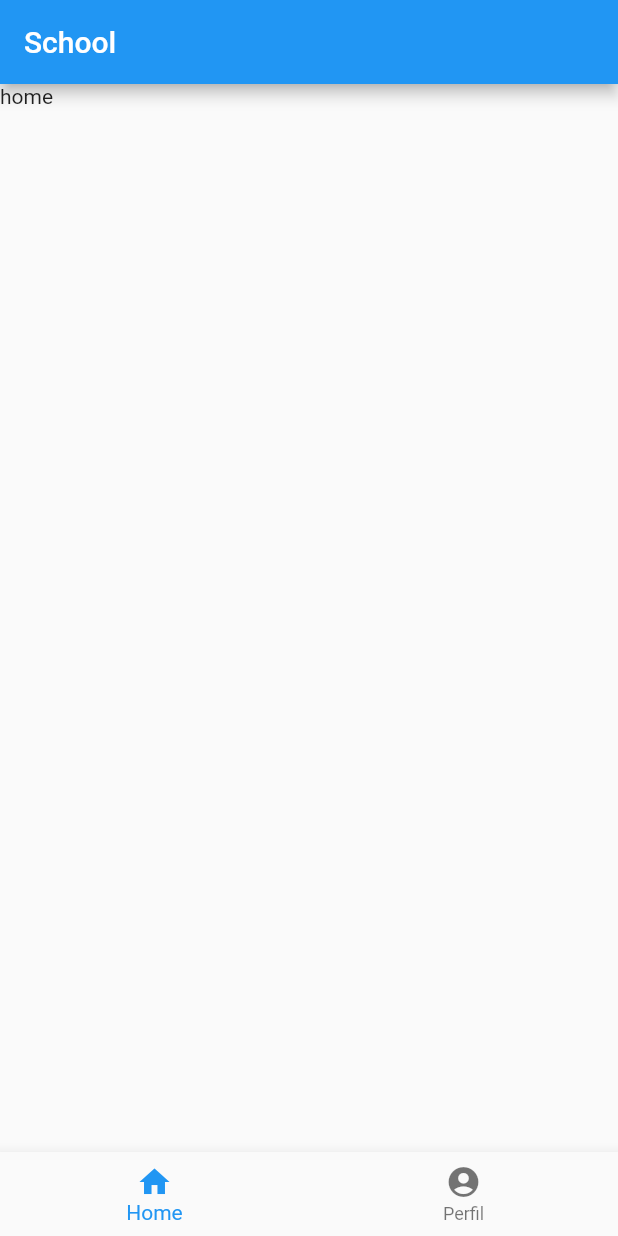
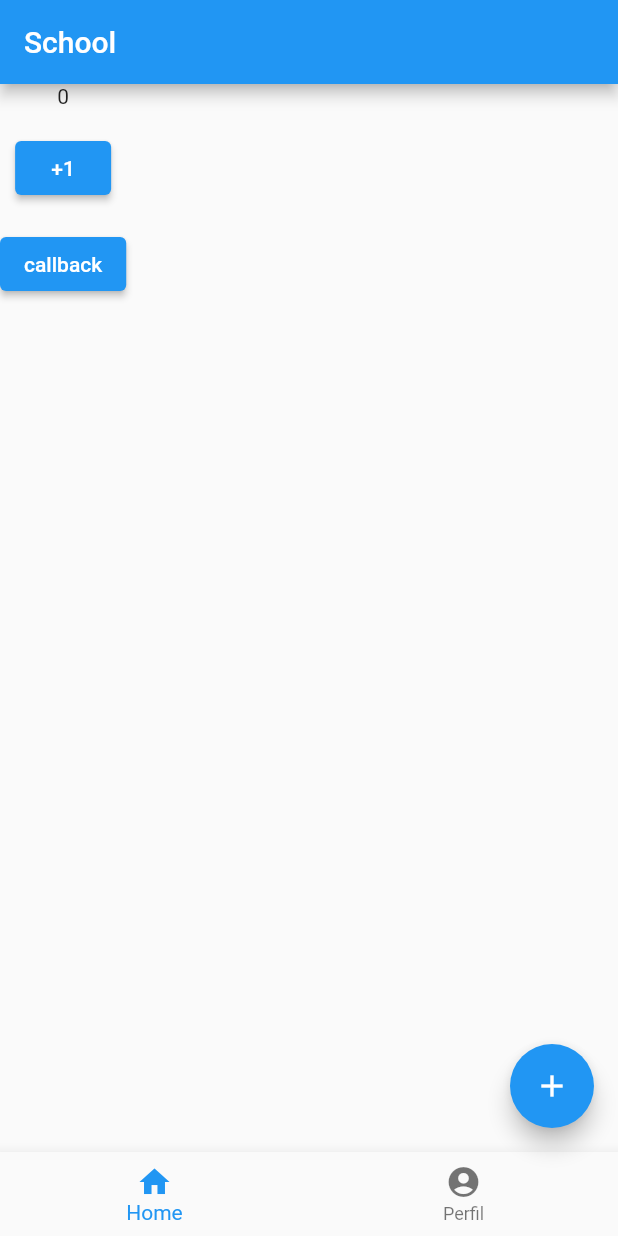
Before and after one commit to mayarabezerra/school-flutter, a Flutter app: the screen it shows after launch, on a phone screen of 412 x 824 dp. Run offline on Flutter 3.47's test engine with Material 2 defaults, Android fonts, the phone set to English and light mode, and no system bars.

Commit message:
aula 03: statefulwidget, callback, onTap, floatingActionButton

```diff
--- /dev/null
+++ b/lib/components/app_bar_component.dart
@@ -0,0 +1,21 @@
+import 'package:flutter/material.dart';
+
+class AppBarComponent extends StatelessWidget implements PreferredSizeWidget {
+  final String titulo;
+
+  const AppBarComponent({
+    Key? key,
+    this.titulo = 'School'
+  }) : super(key: key);
+
+  static Size get size => const Size.fromHeight(kToolbarHeight);
+
+  @override
+  Size get preferredSize => const Size.fromHeight(kToolbarHeight);
+
+
+  @override
+  Widget build(BuildContext context) {
+    return  AppBar(title: Text(titulo));
+  }
+}
--- /dev/null
+++ b/lib/pages/home/abas/afazes_tab.dart
@@ -0,0 +1,57 @@
+import 'package:flutter/material.dart';
+import 'package:school/components/spacer_component.dart';
+
+class AfazeresTab extends StatefulWidget {
+  final int valorInicial;
+  final void Function(int tabIndex)? callback;
+
+  const AfazeresTab({
+    super.key,
+    required this.valorInicial,
+    this.callback,
+  });
+
+  @override
+  State createState() => _AfazeresTab();
+}
+
+class _AfazeresTab extends State<AfazeresTab> {
+  late int acumulador;
+
+  void somarMaisUm() {
+    setState(() {
+      acumulador++;
+    });
+  }
+
+  void handleCallback() {
+    if (widget.callback != null) {
+      widget.callback!(1);
+    }
+  }
+
+  @override
+  void initState() {
+    acumulador = widget.valorInicial;
+    super.initState();
+  }
+
+  @override
+  Widget build(BuildContext context) {
+    return Column(
+      children: [
+        Text('$acumulador'),
+        const SpacerComponent(),
+        ElevatedButton(
+          onPressed: somarMaisUm,
+          child: const Text('+1'),
+        ),
+        const SpacerComponent(),
+        ElevatedButton(
+          onPressed: handleCallback,
+          child: const Text('callback'),
+        )
+      ],
+    );
+  }
+}
--- a/lib/pages/home/home_page.dart
+++ b/lib/pages/home/home_page.dart
@@ -1,26 +1,58 @@
 import 'package:flutter/material.dart';
+import 'package:school/components/app_bar_component.dart';
+import 'package:school/pages/home/abas/afazes_tab.dart';
+import 'package:school/pages/home/abas/perfil_tab.dart';
 
-class HomePage extends StatelessWidget {
+class HomePage extends StatefulWidget {
   const HomePage({super.key});
 
   @override
-  Widget build(BuildContext context) {
+  State createState() => _HomePage();
+}
+
+class _HomePage extends State<HomePage> {
+  late int abaSelecionada;
   final List<BottomNavigationBarItem> _abas = [
     const BottomNavigationBarItem(icon: Icon(Icons.home), label: 'Home'),
-      const BottomNavigationBarItem(icon: Icon(Icons.account_circle), label: 'Perfil'),
+    const BottomNavigationBarItem(
+        icon: Icon(Icons.account_circle), label: 'Perfil'),
   ];
 
   final List<Widget> _conteudos = [
-      const Text('home'),
-      const Text('perfil'),
+    AfazeresTab(
+      valorInicial: 0,
+      callback: (tabIndex) {
+        print(tabIndex);
+      },
+    ),
+    const PerfilTab(),
   ];
 
+  void handleTab(int tabIndex) {
+    setState(() {
+      abaSelecionada = tabIndex;
+    });
+  }
+
+  @override
+  void initState() {
+    abaSelecionada = 0;
+    super.initState();
+  }
+
+  @override
+  Widget build(BuildContext context) {
     return Scaffold(
-      appBar: AppBar(title: const Text('School')),
-      body: _conteudos.elementAt(0),
+      appBar: const AppBarComponent(),
+      body: _conteudos.elementAt(abaSelecionada),
       bottomNavigationBar: BottomNavigationBar(
-        currentIndex: 0,
+        onTap: handleTab,
+        currentIndex: abaSelecionada,
         items: _abas,
+      ),
+      floatingActionButton: FloatingActionButton(
+        onPressed: () {},
+        child: const Icon(Icons.add),
       ),
     );
   }
```
Lines whose indentation alone changed are shown as unchanged.
